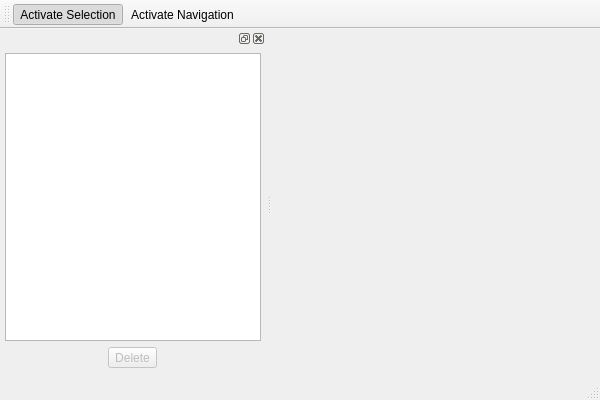
The window that mainwindow.ui (gustafsson/freq) describes before a commit, drawn with Qt 5.
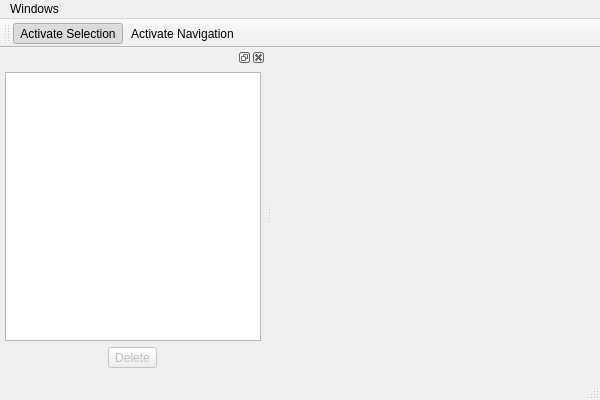
The same window after the commit. Icons and pictures are not drawn.

What changed in the file:
```diff
--- a/mainwindow.ui
+++ b/mainwindow.ui
@@ -27,6 +27,13 @@
      <height>22</height>
     </rect>
    </property>
+   <widget class="QMenu" name="menuWindows">
+    <property name="title">
+     <string>Windows</string>
+    </property>
+    <addaction name="actionToggleLayerWindow"/>
+   </widget>
+   <addaction name="menuWindows"/>
   </widget>
   <widget class="QToolBar" name="mainToolBar">
    <attribute name="toolBarArea">
@@ -40,6 +47,21 @@
   </widget>
   <widget class="QStatusBar" name="statusBar"/>
   <widget class="QDockWidget" name="layerWindow">
+   <property name="minimumSize">
+    <size>
+     <width>200</width>
+     <height>157</height>
+    </size>
+   </property>
+   <property name="maximumSize">
+    <size>
+     <width>300</width>
+     <height>524287</height>
+    </size>
+   </property>
+   <property name="features">
+    <set>QDockWidget::AllDockWidgetFeatures</set>
+   </property>
    <property name="allowedAreas">
     <set>Qt::LeftDockWidgetArea|Qt::RightDockWidgetArea</set>
    </property>
```
Left out of the diff: 11 changed lines with no effect on the pictures.
